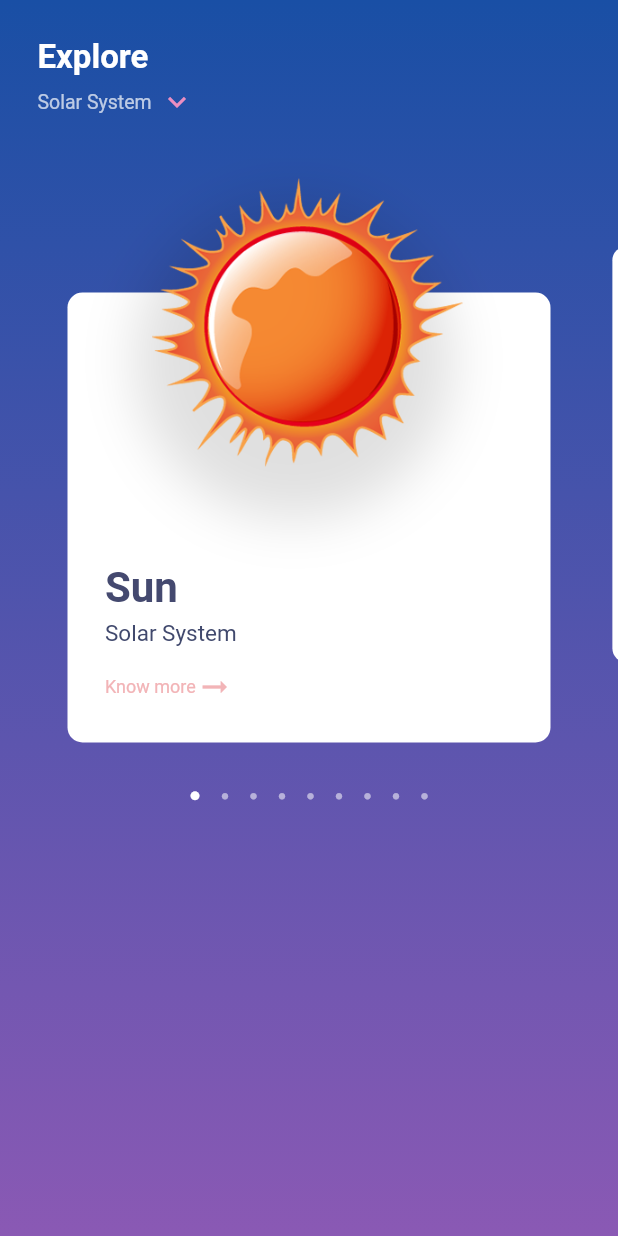
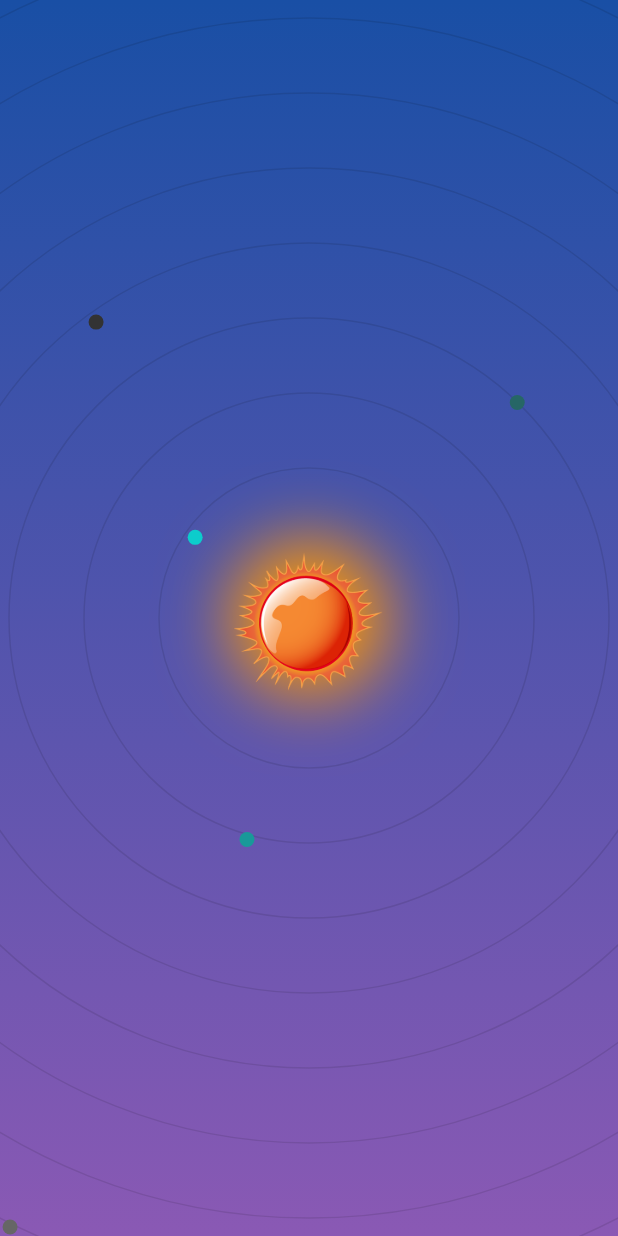
Before and after one commit to Auridel/flutter--explore_solar_app, a Flutter app: the screen it shows after launch, on a phone screen of 412 x 824 dp. Run offline on Flutter 3.47's test engine with Material 2 defaults, Android fonts, the phone set to English and light mode, and no system bars.

Commit message:
home screen, canvas, rotating animations, glow animation, readme, fixes

```diff
--- a/lib/main.dart
+++ b/lib/main.dart
@@ -1,6 +1,7 @@
 import 'package:explore_solar_app/helpers/custom_scroll_behavior.dart';
 import 'package:explore_solar_app/providers/planet_provider.dart';
 import 'package:explore_solar_app/screens/explore_screen.dart';
+import 'package:explore_solar_app/screens/home_screen.dart';
 import 'package:explore_solar_app/screens/image_viewer.dart';
 import 'package:explore_solar_app/screens/planet_details_screen.dart';
 import 'package:explore_solar_app/theme/theme.dart';
@@ -20,7 +21,7 @@ class MyApp extends StatelessWidget {
         theme: theme,
         scrollBehavior: CustomScrollBehavior(),
         debugShowCheckedModeBanner: false,
-        home: ExploreScreen(),
+        home: HomeScreen(),
         routes: {
           ExploreScreen.routeName: (ctx) => ExploreScreen(),
           PlanetDetailsScreen.routeName: (ctx) => PlanetDetailsScreen(),
--- /dev/null
+++ b/lib/screens/home_screen.dart
@@ -0,0 +1,106 @@
+import 'dart:ui';
+
+import 'package:explore_solar_app/providers/planet_provider.dart';
+import 'package:explore_solar_app/widgets/planet_circle.dart';
+import 'package:explore_solar_app/widgets/rotating%20_planet.dart';
+import 'package:flutter/material.dart';
+import 'package:flutter/services.dart';
+import 'package:provider/provider.dart';
+
+class HomeScreen extends StatefulWidget {
+  static const routeName = '/';
+
+  const HomeScreen({Key? key}) : super(key: key);
+
+  @override
+  _HomeScreenState createState() => _HomeScreenState();
+}
+
+class _HomeScreenState extends State<HomeScreen> with TickerProviderStateMixin {
+  late final AnimationController _glowController;
+  late final Animation<double> _glowAnimation;
+
+  final List<int> dummyList = List.generate(8, (index) => index + 1);
+
+  @override
+  void initState() {
+    _glowController =
+        AnimationController(vsync: this, duration: Duration(milliseconds: 1500))
+          ..repeat(reverse: true)
+          ..addListener(() {
+            setState(() {});
+          });
+    _glowAnimation = Tween(begin: 10.0, end: 0.0).animate(_glowController);
+    super.initState();
+  }
+
+  @override
+  void dispose() {
+    _glowController.dispose();
+    super.dispose();
+  }
+
+  @override
+  Widget build(BuildContext context) {
+    final planets = Provider.of<PlanetProvider>(context, listen: false).items;
+    final size = MediaQuery.of(context).size;
+    return AnnotatedRegion(
+      value: SystemUiOverlayStyle(
+        systemNavigationBarColor: Color(0xff8a59b4), // navigation bar color
+        statusBarColor: Color(0xff194fa5),
+        statusBarIconBrightness: Brightness.light,
+        systemNavigationBarIconBrightness: Brightness.light,
+      ),
+      child: SafeArea(
+        child: Container(
+          decoration: BoxDecoration(
+              gradient: LinearGradient(
+                  begin: Alignment.topCenter,
+                  end: Alignment.bottomCenter,
+                  colors: [
+                Color(0xff194fa5),
+                Color(0xff8a59b4),
+              ])),
+          width: size.width,
+          height: size.height,
+          child: Stack(
+            clipBehavior: Clip.hardEdge,
+            fit: StackFit.expand,
+            children: [
+              Center(
+                child: Container(
+                  decoration: BoxDecoration(shape: BoxShape.circle, boxShadow: [
+                    BoxShadow(
+                      color: Colors.orange,
+                      blurRadius: 40,
+                      spreadRadius: _glowAnimation.value,
+                    )
+                  ]),
+                  child: Hero(
+                    tag: planets[0].image,
+                    child: Image.asset(
+                      'assets/images/sun_img.png',
+                      width: 100,
+                    ),
+                  ),
+                ),
+              ),
+              ...dummyList
+                  .map((e) => PlanetCircle(size, e * 50.0 + 50))
+                  .toList(),
+              ...dummyList
+                  .map(
+                    (e) => RotatingPlanet(
+                        size,
+                        Color((e * 0.05 * 0xFFFFFF).toInt()).withOpacity(1.0),
+                        (e * 50.0 + 50),
+                        Duration(seconds: e * 3)),
+                  )
+                  .toList(),
+            ],
+          ),
+        ),
+      ),
+    );
+  }
+}
--- /dev/null
+++ b/lib/widgets/circle_painter.dart
@@ -0,0 +1,20 @@
+import 'package:flutter/material.dart';
+
+class CirclePainter extends CustomPainter {
+  final double radius;
+
+  CirclePainter(this.radius);
+
+  @override
+  void paint(Canvas canvas, Size size) {
+    Paint paint = Paint()
+      ..color = Colors.black.withOpacity(0.1)
+      ..style = PaintingStyle.stroke
+      ..strokeWidth = 1.0;
+
+    canvas.drawCircle(Offset(0.0, 0.0), radius, paint);
+  }
+
+  @override
+  bool shouldRepaint(CustomPainter oldDelegate) => true;
+}
--- /dev/null
+++ b/lib/widgets/planet_circle.dart
@@ -0,0 +1,21 @@
+import 'package:flutter/material.dart';
+
+import 'circle_painter.dart';
+
+class PlanetCircle extends StatelessWidget {
+  final Size _size;
+  final double _radius;
+
+  PlanetCircle(this._size, this._radius);
+
+  @override
+  Widget build(BuildContext context) {
+    return Positioned(
+      top: _size.height / 2,
+      left: _size.width / 2,
+      child: CustomPaint(
+        painter: CirclePainter(_radius),
+      ),
+    );
+  }
+}
--- a/lib/widgets/planet_slider.dart
+++ b/lib/widgets/planet_slider.dart
@@ -60,8 +60,8 @@ class _PlanetSliderState extends State<PlanetSlider> {
           final opacity = ((res + 1) + 0.3).clamp(0.0, 1.0);
           final scale = (_currentPage - idx + 1).clamp(0.97, 1.0);
           return GestureDetector(
-            onTap:() {
-              if(_currentPage.toInt() != idx) return;
+            onTap: () {
+              if (_currentPage.toInt() != idx) return;
               Navigator.of(context).pushNamed(PlanetDetailsScreen.routeName,
                   arguments: _planets[idx]);
             },
--- a/lib/widgets/pressable_icon.dart
+++ b/lib/widgets/pressable_icon.dart
@@ -4,7 +4,6 @@ class PressableIcon extends StatelessWidget {
   final IconData icon;
   final Color color;
   final Function(BuildContext ctx) _onPress;
-
 
   PressableIcon(this.icon, this.color, this._onPress);
 
@@ -19,7 +18,10 @@ class PressableIcon extends StatelessWidget {
       ),
       child: IconButton(
         alignment: Alignment.center,
-        icon: Icon(icon, color: color,),
+        icon: Icon(
+          icon,
+          color: color,
+        ),
         onPressed: () {
           print('sdasdsadsadasds');
           _onPress(context);
--- /dev/null
+++ b/lib/widgets/rotating _planet.dart
@@ -0,0 +1,60 @@
+import 'dart:math';
+
+import 'package:flutter/material.dart';
+
+class RotatingPlanet extends StatefulWidget {
+  final Size _size;
+  final Color _color;
+  final double _radius;
+  final Duration _duration;
+
+  RotatingPlanet(this._size, this._color, this._radius, this._duration);
+
+  @override
+  _RotatingPlanetState createState() => _RotatingPlanetState();
+}
+
+class _RotatingPlanetState extends State<RotatingPlanet>
+    with SingleTickerProviderStateMixin {
+  late final AnimationController _rotationController;
+  late final Animation<double> _rotationAnimation;
+
+  @override
+  void initState() {
+    _rotationController =
+        AnimationController(vsync: this, duration: widget._duration)..repeat();
+    _rotationAnimation =
+        Tween(begin: 0.0, end: 360.0).animate(_rotationController);
+    super.initState();
+  }
+
+  Offset _calculate(double value, double radius) {
+    double radians = value * (pi / 180);
+    double dx = radius * cos(radians);
+    double dy = radius * sin(radians);
+    return Offset(dx, dy);
+  }
+
+  @override
+  Widget build(BuildContext context) {
+    return Center(
+      child: Stack(
+        children: [
+          Positioned(
+            top: _calculate(_rotationAnimation.value, widget._radius).dy +
+                widget._size.height / 2,
+            left: _calculate(_rotationAnimation.value, widget._radius).dx +
+                widget._size.width / 2,
+            child: Container(
+              decoration: BoxDecoration(
+                  color: widget._color,
+                  borderRadius: BorderRadius.circular(10)),
+              width: 10,
+              height: 10,
+            ),
+          )
+        ],
+      ),
+    );
+  }
+}
```
Also changed, not shown: lib/screens/image_viewer.dart (+3 -4 lines), lib/widgets/know_more_animated.dart (+16 -7 lines), lib/widgets/slider_card.dart (+11 -8 lines), 1 other file.
